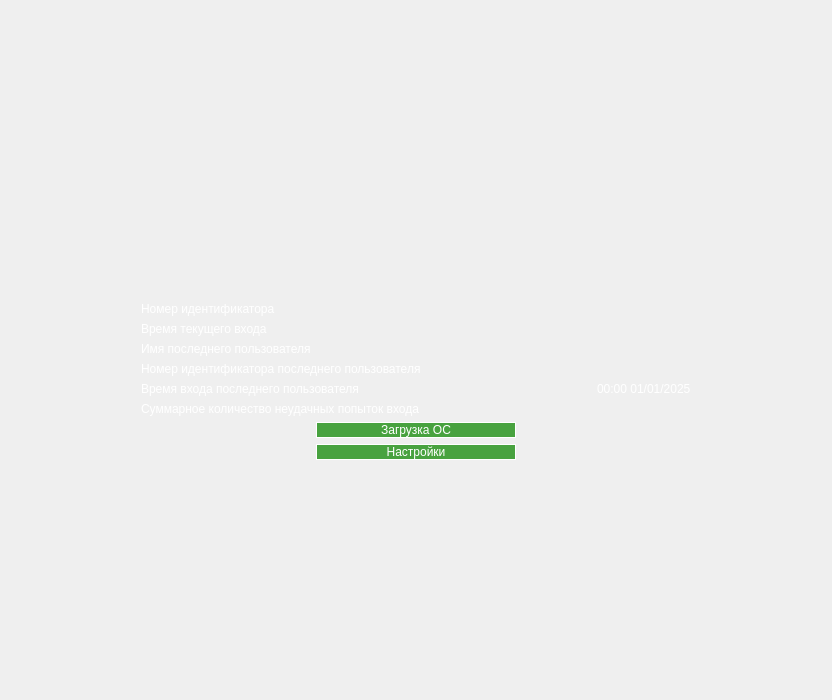
Before: the Qt Designer form MainWindow.ui in m6v/sobol, drawn with Qt 5.
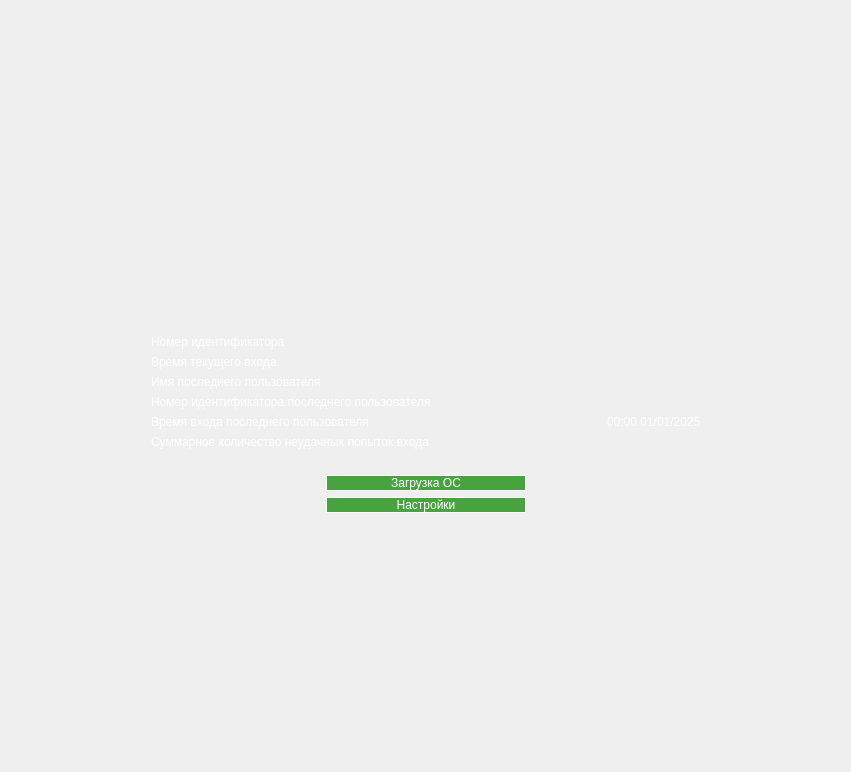
After: the same form once the commit is applied. The open tabs and pages were chosen to show the change. Icons and pictures are not drawn. Custom widgets are drawn as their Qt base class.

What changed in the file:
```diff
--- a/MainWindow.ui
+++ b/MainWindow.ui
@@ -6,18 +6,15 @@
    <rect>
     <x>0</x>
     <y>0</y>
-    <width>832</width>
-    <height>700</height>
+    <width>851</width>
+    <height>772</height>
    </rect>
   </property>
   <property name="windowTitle">
    <string>MainWindow</string>
   </property>
   <widget class="QWidget" name="centralwidget">
-   <layout class="QVBoxLayout" name="verticalLayout">
-    <property name="spacing">
-     <number>0</number>
-    </property>
+   <layout class="QGridLayout" name="gridLayout_2">
     <property name="leftMargin">
      <number>0</number>
     </property>
@@ -30,7 +27,7 @@
     <property name="bottomMargin">
      <number>0</number>
     </property>
-    <item>
+    <item row="0" column="0">
      <widget class="QStackedWidget" name="main_stacked_widget">
       <property name="currentIndex">
        <number>4</number>
@@ -339,7 +336,7 @@
      border: none;
 }</string>
        </property>
-       <layout class="QGridLayout" name="gridLayout_2">
+       <layout class="QGridLayout" name="gridLayout_5">
         <item row="0" column="1">
          <spacer name="verticalSpacer_3">
           <property name="orientation">
@@ -367,7 +364,7 @@
          </spacer>
         </item>
         <item row="1" column="1">
-         <layout class="QVBoxLayout" name="verticalLayout_8">
+         <layout class="QVBoxLayout" name="verticalLayout_6">
           <item>
            <layout class="QGridLayout" name="gridLayout">
             <item row="3" column="0">
@@ -468,7 +465,7 @@
              <enum>Qt::Vertical</enum>
             </property>
             <property name="sizeType">
-             <enum>QSizePolicy::Maximum</enum>
+             <enum>QSizePolicy::Fixed</enum>
             </property>
             <property name="sizeHint" stdset="0">
              <size>
```
Left out of the diff: 8 changed lines with no effect on the pictures.
